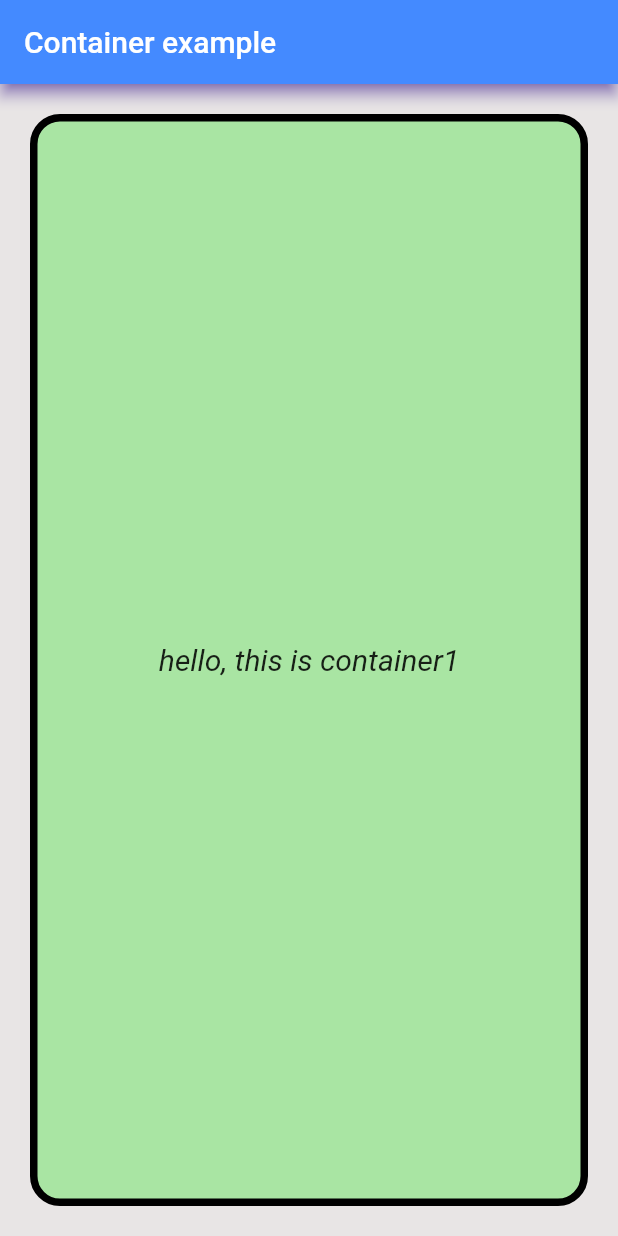
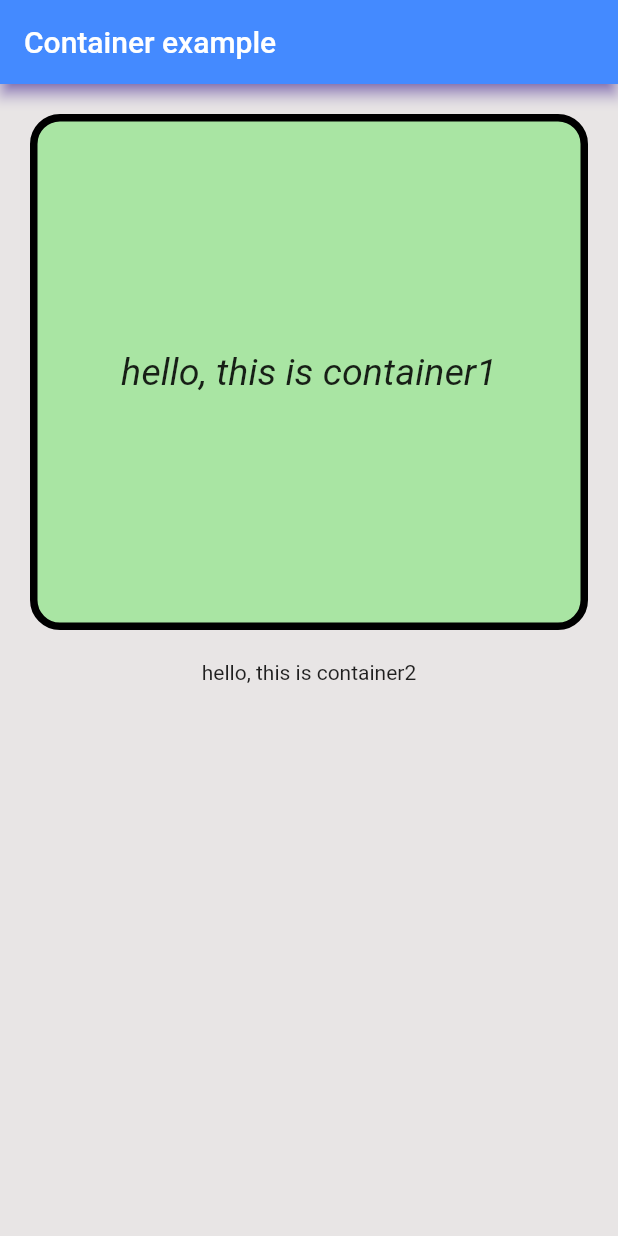
Before and after one commit to kirtijangid/container, a Flutter app: the screen it shows after launch, on a phone screen of 412 x 824 dp. Run offline on Flutter 3.47's test engine with Material 2 defaults, Android fonts, the phone set to English and light mode, and no system bars.

Commit message:
creating another container with some text

```diff
--- a/lib/main.dart
+++ b/lib/main.dart
@@ -51,12 +51,16 @@ class MyApp extends StatelessWidget {
               child: Text(
                 'hello, this is container1',
                 style: TextStyle(
-                  fontSize: 20,
+                  fontSize: 25,
                   fontStyle: FontStyle.italic,
                 ),
               ),
             ),
           ),
+          Expanded(
+            child:Container(
+
+              child: Text('hello, this is container2',),))
         ]),
       ),
     );
```
